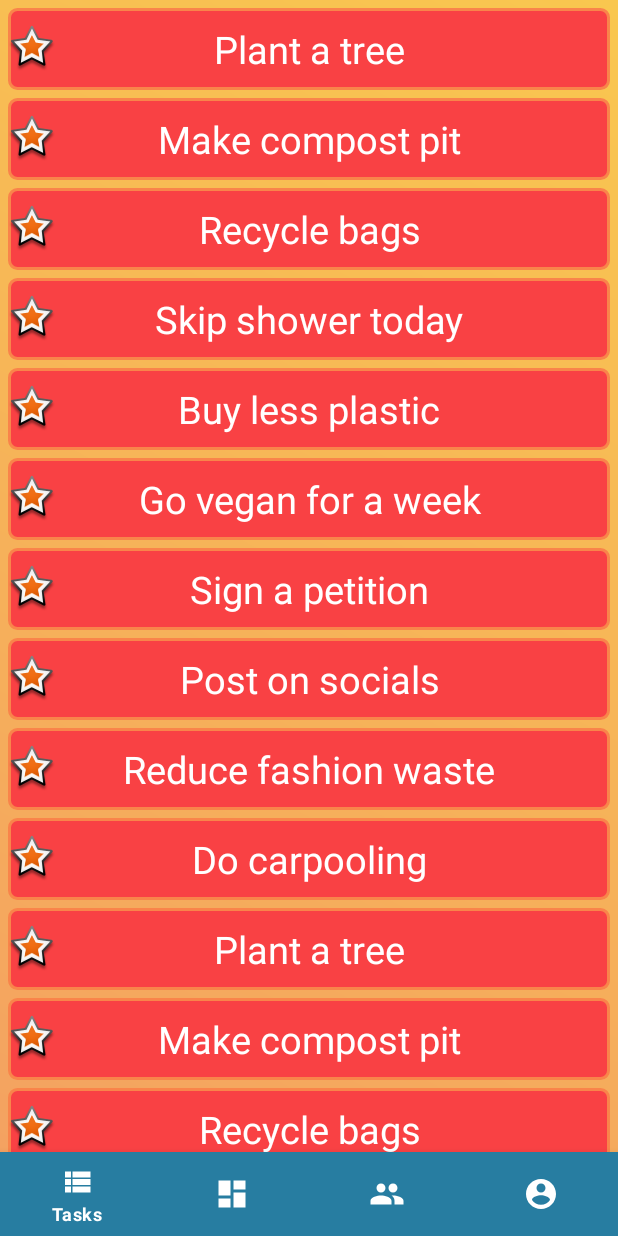
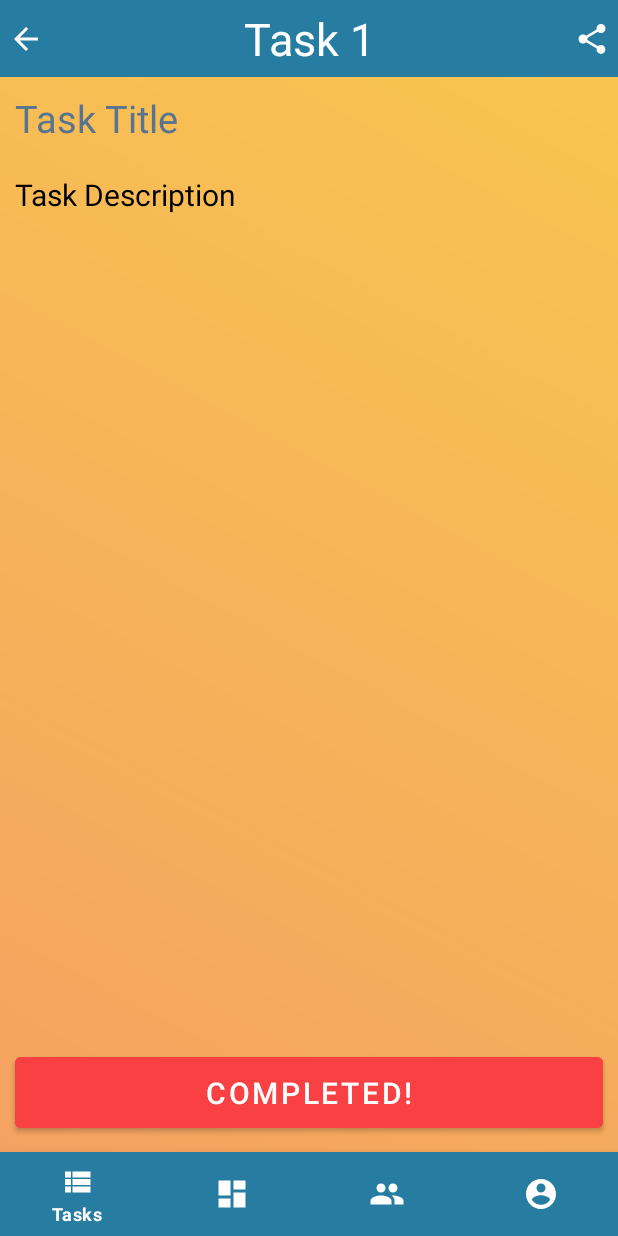
Before and after one commit to mehak2323/Environ, an Android app: the screen it shows after launch (MainActivity), after a tap on "Plant a tree", on a phone screen of 412 x 824 dp. Run offline under Robolectric (Android 15) with nearby library versions, the phone set to English and light mode, and no system bars; our stand-ins replace data binding.

Commit message:
taskDesc,dataBind,onclickFragTask

```diff
--- a/app/src/main/java/com/example/environ/fragments/ProfileFragment.kt
+++ b/app/src/main/java/com/example/environ/fragments/ProfileFragment.kt
@@ -6,10 +6,12 @@ import android.view.LayoutInflater
 import android.view.View
 import android.view.ViewGroup
 import com.example.environ.R
+import com.example.environ.databinding.FragmentProfileBinding
 
 
 class ProfileFragment : Fragment() {
 
+    private lateinit var  profileBinding: FragmentProfileBinding
 
     override fun onCreate(savedInstanceState: Bundle?) {
         super.onCreate(savedInstanceState)
@@ -20,8 +22,12 @@ class ProfileFragment : Fragment() {
         inflater: LayoutInflater, container: ViewGroup?,
         savedInstanceState: Bundle?
     ): View? {
-        // Inflate the layout for this fragment
-        return inflater.inflate(R.layout.fragment_profile, container, false)
+        // Default: Inflate the layout for this fragment
+        //return inflater.inflate(R.layout.fragment_profile, container, false)
+
+        //Data binding
+        profileBinding = FragmentProfileBinding.inflate(inflater, container, false)
+        return profileBinding.root
     }
 
 }
--- a/app/src/main/java/com/example/environ/fragments/TaskFragment.kt
+++ b/app/src/main/java/com/example/environ/fragments/TaskFragment.kt
@@ -5,13 +5,60 @@ import androidx.fragment.app.Fragment
 import android.view.LayoutInflater
 import android.view.View
 import android.view.ViewGroup
-import android.widget.Toast
+//import android.widget.Toast
+//import androidx.appcompat.app.AppCompatActivity
 import androidx.recyclerview.widget.LinearLayoutManager
 import androidx.recyclerview.widget.RecyclerView
 import com.example.environ.R
-import com.example.environ.tasks.TaskItemClicked
+//import com.example.environ.tasks.TaskDescriptionFragment
+
 import com.example.environ.tasks.TaskListAdapter
 
+class TaskFragment : Fragment() {
+
+    override fun onCreate(savedInstanceState: Bundle?) {
+        super.onCreate(savedInstanceState)
+
+    }
+
+    override fun onCreateView(
+        inflater: LayoutInflater, container: ViewGroup?,
+        savedInstanceState: Bundle?
+    ): View? {
+        // Inflate the layout for this fragment
+        return inflater.inflate(R.layout.fragment_task, container, false)
+    }
+
+    override fun onViewCreated(view: View, savedInstanceState: Bundle?) {
+        super.onViewCreated(view, savedInstanceState)
+
+        //RecyclerView Part ...
+        //Add layout manager to recyclerview
+        val recyclerView = getView()?.findViewById<RecyclerView>(R.id.fragment_task_recyclerView)
+        if (recyclerView != null) {
+            recyclerView.layoutManager = LinearLayoutManager(activity)
+        }
+        //define adapter and pass list of strings to it
+        val items = fetchData()
+        val adapter = TaskListAdapter(items)
+        //Add adapter to recyclerView
+        if (recyclerView != null) {
+            recyclerView.adapter = adapter
+        }
+        //....RecyclerView part end
+
+    }
+
+    //List of tasks text to be displayed
+    private fun fetchData(): ArrayList<String> {
+        val list = ArrayList<String>()
+        list += resources.getStringArray(R.array.tasks)
+        return list
+    }
+
+}
+
+/*
 class TaskFragment : Fragment(), TaskItemClicked {
 
     override fun onCreate(savedInstanceState: Bundle?) {
@@ -56,6 +103,16 @@ class TaskFragment : Fragment(), TaskItemClicked {
 
     //RecyclerView item OnClick method:
     override fun onItemClicked(item: String) {
+
+        //Fragment change
+//        val activity = v!!.context as AppCompatActivity
+//
+//        val taskDescriptionFragment = TaskDescriptionFragment(position)
+//        activity.supportFragmentManager.beginTransaction()
+//            .replace(R.id.fragment_task_main_view, taskDescriptionFragment)
+//            .addToBackStack(null).commit()
+
         Toast.makeText(activity, "Task description will be added soon: $item", Toast.LENGTH_LONG).show()
     }
 }
+*/
--- /dev/null
+++ b/app/src/main/java/com/example/environ/tasks/DataTaskDescription.kt
@@ -0,0 +1,8 @@
+package com.example.environ.tasks
+
+open class DataTaskDescription(private val position: Int) {
+
+    fun getTitle(){}
+    fun getDescription(){}
+    fun getPoints(){}
+}
--- /dev/null
+++ b/app/src/main/java/com/example/environ/tasks/TaskDescriptionFragment.kt
@@ -0,0 +1,49 @@
+package com.example.environ.tasks
+
+import android.os.Bundle
+import androidx.fragment.app.Fragment
+import android.view.LayoutInflater
+import android.view.View
+import android.view.ViewGroup
+import com.example.environ.R
+import com.example.environ.databinding.FragmentTaskDescriptionBinding
+import kotlinx.android.synthetic.main.fragment_task_description.*
+
+//import com.example.environ.tasks.DataTaskDescription
+
+class TaskDescriptionFragment(private val position: Int) : Fragment() {
+
+    private lateinit var  taskDescBinding: FragmentTaskDescriptionBinding
+
+    override fun onCreate(savedInstanceState: Bundle?) {
+        super.onCreate(savedInstanceState)
+
+    }
+
+    override fun onCreateView(
+        inflater: LayoutInflater, container: ViewGroup?,
+        savedInstanceState: Bundle?
+    ): View? {
+        // Default: Inflate the layout for this fragment
+        //return inflater.inflate(R.layout.fragment_task_description, container, false)
+
+        //Data binding added
+        taskDescBinding = FragmentTaskDescriptionBinding.inflate(inflater, container, false)
+        return taskDescBinding.root
+    }
+
+    override fun onViewCreated(view: View, savedInstanceState: Bundle?) {
+
+        //Add/change text data here:
+        var posNum = position +1
+        fragment_task_desc_task_num.text= "Task $posNum"
+
+    }
+}
+
+//interface DataTaskDescription() {
+//
+//    fun getTitle(){}
+//    fun getDescription(){}
+//    fun getPoints(){}
+//}
--- a/app/src/main/java/com/example/environ/tasks/TaskListAdapter.kt
+++ b/app/src/main/java/com/example/environ/tasks/TaskListAdapter.kt
@@ -5,9 +5,55 @@ import android.view.LayoutInflater
 import android.view.View
 import android.view.ViewGroup
 import android.widget.TextView
+import androidx.appcompat.app.AppCompatActivity
 import androidx.recyclerview.widget.RecyclerView
 import com.example.environ.R
 
+class TaskListAdapter(private val items: ArrayList<String>):
+    RecyclerView.Adapter<TaskViewHolder>() {
+
+    //Below three functions needed/ suggested on default for adapter class
+    //1: called every time new view appears on screen. It returns a NewsViewHolder
+    override fun onCreateViewHolder(parent: ViewGroup, viewType: Int): TaskViewHolder {
+
+        val view = LayoutInflater.from(parent.context).inflate(R.layout.item_task, parent, false)
+
+        return TaskViewHolder(view)
+    }
+    //2: binds data into the holder
+    override fun onBindViewHolder(holder: TaskViewHolder, @SuppressLint("RecyclerView") position: Int) {
+        val currentItem = items[position]
+        holder.titleView.text = currentItem
+
+        //On Click Listener for recycler view objects, if made in adapter
+        holder.itemView.setOnClickListener { v ->
+
+            //Fragment change
+            val activity = v!!.context as AppCompatActivity
+
+            val taskDescriptionFragment = TaskDescriptionFragment(position)
+            activity.supportFragmentManager.beginTransaction()
+                .replace(R.id.fragment_task_main_view, taskDescriptionFragment)
+                .addToBackStack(null).commit()
+
+            //Toast.makeText(activity, "Task description will be added soon", Toast.LENGTH_LONG).show()
+        }
+
+    }
+    //3: called once to know total number of views
+    override fun getItemCount(): Int {
+        return items.size
+    }
+
+}
+
+//View Holder class
+class TaskViewHolder(itemView: View) : RecyclerView.ViewHolder(itemView){
+    val titleView: TextView = itemView.findViewById(R.id.item_task_title)
+}
+
+
+/*
 class TaskListAdapter(private val items: ArrayList<String>, private val listener: TaskItemClicked):
     RecyclerView.Adapter<TaskViewHolder>() {
 
@@ -33,18 +79,18 @@ class TaskListAdapter(private val items: ArrayList<String>, private val listener
         holder.titleView.text = currentItem
 
         //On Click Listener for recycler view objects, if made in adapter
-//        holder.itemView.setOnClickListener(object: View.OnClickListener{
-//
-//            override fun onClick(v: View?) {
-//                //Fragment change
-//                val activity= v!!.context as AppCompatActivity
-//
-//                val task2DescriptionFragment = Task2DescriptionFragment(position)
-//                activity.supportFragmentManager.beginTransaction().replace(R.id.rec, task2DescriptionFragment ).addToBackStack(null).commit()
-//
-//                Toast.makeText(activity, "Task description will be added soon", Toast.LENGTH_LONG).show()
-//            }
-//        })
+        holder.itemView.setOnClickListener { v ->
+
+            //Fragment change
+            val activity = v!!.context as AppCompatActivity
+
+            val taskDescriptionFragment = TaskDescriptionFragment(position)
+            activity.supportFragmentManager.beginTransaction()
+                .replace(R.id.fragment_task_main_view, taskDescriptionFragment)
+                .addToBackStack(null).commit()
+
+            //Toast.makeText(activity, "Task description will be added soon", Toast.LENGTH_LONG).show()
+        }
 
     }
     //3: called once to know total number of views
@@ -63,3 +109,4 @@ class TaskViewHolder(itemView: View) : RecyclerView.ViewHolder(itemView){
 interface TaskItemClicked{
     fun onItemClicked(item:String)
 }
+*/
--- a/app/src/main/res/drawable-v24/rounded_corner.xml
+++ b/app/src/main/res/drawable-v24/rounded_corner.xml
@@ -2,7 +2,7 @@
 <shape xmlns:android="http://schemas.android.com/apk/res/android" >
     <stroke
         android:width="2dp"
-        android:color="@color/neon_orange" />
+        android:color="@color/yellow_ochre_lightened" />
 
     <solid android:color="@color/permanent_red" />
 
--- /dev/null
+++ b/app/src/main/res/drawable/ic_arrow_back.xml
@@ -0,0 +1,5 @@
+<vector android:autoMirrored="true" android:height="24dp"
+    android:tint="#FFFFFF" android:viewportHeight="24"
+    android:viewportWidth="24" android:width="24dp" xmlns:android="http://schemas.android.com/apk/res/android">
+    <path android:fillColor="@android:color/white" android:pathData="M20,11H7.83l5.59,-5.59L12,4l-8,8 8,8 1.41,-1.41L7.83,13H20v-2z"/>
+</vector>
--- /dev/null
+++ b/app/src/main/res/drawable/ic_share.xml
@@ -0,0 +1,5 @@
+<vector android:height="24dp" android:tint="#FFFFFF"
+    android:viewportHeight="24" android:viewportWidth="24"
+    android:width="24dp" xmlns:android="http://schemas.android.com/apk/res/android">
+    <path android:fillColor="@android:color/white" android:pathData="M18,16.08c-0.76,0 -1.44,0.3 -1.96,0.77L8.91,12.7c0.05,-0.23 0.09,-0.46 0.09,-0.7s-0.04,-0.47 -0.09,-0.7l7.05,-4.11c0.54,0.5 1.25,0.81 2.04,0.81 1.66,0 3,-1.34 3,-3s-1.34,-3 -3,-3 -3,1.34 -3,3c0,0.24 0.04,0.47 0.09,0.7L8.04,9.81C7.5,9.31 6.79,9 6,9c-1.66,0 -3,1.34 -3,3s1.34,3 3,3c0.79,0 1.5,-0.31 2.04,-0.81l7.12,4.16c-0.05,0.21 -0.08,0.43 -0.08,0.65 0,1.61 1.31,2.92 2.92,2.92 1.61,0 2.92,-1.31 2.92,-2.92s-1.31,-2.92 -2.92,-2.92z"/>
+</vector>
--- a/app/src/main/res/layout/fragment_profile.xml
+++ b/app/src/main/res/layout/fragment_profile.xml
@@ -1,10 +1,14 @@
 <?xml version="1.0" encoding="utf-8"?>
-<RelativeLayout
+
+<layout
     xmlns:android="http://schemas.android.com/apk/res/android"
     xmlns:tools="http://schemas.android.com/tools"
+    xmlns:app="http://schemas.android.com/apk/res-auto"
+    >
+
+    <RelativeLayout
         android:layout_width="match_parent"
         android:layout_height="match_parent"
-    xmlns:app="http://schemas.android.com/apk/res-auto"
         tools:context=".fragments.ProfileFragment">
 
         <RelativeLayout
@@ -209,7 +213,7 @@
                     <TextView
                         android:layout_width="wrap_content"
                         android:layout_height="wrap_content"
-                    android:text="Instructions"
+                        android:text="About"
                         android:textColor="@color/headings"
                         android:textSize="13sp" />
 
@@ -229,3 +233,5 @@
         </RelativeLayout>
 
     </RelativeLayout>
+
+</layout>
--- a/app/src/main/res/layout/fragment_task.xml
+++ b/app/src/main/res/layout/fragment_task.xml
@@ -5,6 +5,7 @@
     android:layout_height="match_parent"
     android:background="@drawable/grad"
     xmlns:app="http://schemas.android.com/apk/res-auto"
+    android:id="@+id/fragment_task_main_view"
     tools:context=".fragments.TaskFragment">
 
 
--- /dev/null
+++ b/app/src/main/res/layout/fragment_task_description.xml
@@ -0,0 +1,95 @@
+<?xml version="1.0" encoding="utf-8"?>
+
+<layout
+    xmlns:android="http://schemas.android.com/apk/res/android"
+    xmlns:tools="http://schemas.android.com/tools"
+    xmlns:app="http://schemas.android.com/apk/res-auto"
+    >
+
+    <androidx.constraintlayout.widget.ConstraintLayout
+        android:layout_width="match_parent"
+        android:layout_height="match_parent"
+        android:background="@drawable/grad"
+        tools:context=".tasks.TaskDescriptionFragment">
+
+        <TextView
+            android:id="@+id/fragment_task_desc_task_num"
+            android:layout_width="match_parent"
+            android:layout_height="wrap_content"
+            app:layout_constraintTop_toTopOf="parent"
+            app:layout_constraintLeft_toLeftOf="parent"
+            app:layout_constraintRight_toRightOf="parent"
+            android:textAlignment="center"
+            android:padding="5dp"
+            android:background="@color/cobalt_turquoise"
+            android:textColor="@color/white"
+            android:text="Task Number"
+            android:textSize="30sp"
+            />
+
+        <ImageView
+            android:id="@+id/fragment_task_desc_back"
+            android:layout_width="wrap_content"
+            android:layout_height="wrap_content"
+            android:layout_marginLeft="5dp"
+            app:layout_constraintTop_toTopOf="@+id/fragment_task_desc_task_num"
+            app:layout_constraintLeft_toLeftOf="@+id/fragment_task_desc_task_num"
+            app:layout_constraintBottom_toBottomOf="@+id/fragment_task_desc_task_num"
+            android:src="@drawable/ic_arrow_back"
+            />
+
+        <ImageView
+            android:id="@+id/fragment_task_desc_share"
+            android:layout_width="wrap_content"
+            android:layout_height="wrap_content"
+            android:layout_marginRight="5dp"
+            app:layout_constraintTop_toTopOf="@+id/fragment_task_desc_task_num"
+            app:layout_constraintBottom_toBottomOf="@+id/fragment_task_desc_task_num"
+            app:layout_constraintRight_toRightOf="@+id/fragment_task_desc_task_num"
+            android:src="@drawable/ic_share"
+            />
+
+
+        <TextView
+            android:id="@+id/fragment_task_desc_title"
+            android:layout_width="match_parent"
+            android:layout_height="wrap_content"
+            app:layout_constraintTop_toBottomOf="@+id/fragment_task_desc_task_num"
+            app:layout_constraintLeft_toLeftOf="parent"
+            app:layout_constraintRight_toRightOf="parent"
+            android:padding="10dp"
+            android:textSize="25sp"
+            android:textColor="@color/cerulean_blue"
+            android:text="Task Title" />
+
+        <TextView
+            android:id="@+id/fragment_task_desc_description"
+            android:layout_width="match_parent"
+            android:layout_height="wrap_content"
+            android:padding="10dp"
+            app:layout_constraintTop_toBottomOf="@+id/fragment_task_desc_title"
+            app:layout_constraintLeft_toLeftOf="parent"
+            app:layout_constraintRight_toRightOf="parent"
+            android:textColor="@color/black"
+            android:text="Task Description"
+            android:textSize="20sp"
+            />
+
+        <Button
+            android:id="@+id/fragment_task_desc_completed_button"
+            android:layout_width="match_parent"
+            android:layout_height="wrap_content"
+            app:layout_constraintBottom_toBottomOf="parent"
+            app:layout_constraintLeft_toLeftOf="parent"
+            app:layout_constraintRight_toRightOf="parent"
+            android:padding="10dp"
+            android:layout_margin="10dp"
+            android:text="Completed!"
+            android:textColor="@color/white"
+            android:backgroundTint="@color/permanent_red"
+            android:textSize="20sp"
+            />
+
+    </androidx.constraintlayout.widget.ConstraintLayout>
+
+</layout>
--- a/app/src/main/res/layout/item_task.xml
+++ b/app/src/main/res/layout/item_task.xml
@@ -1,5 +1,6 @@
 <?xml version="1.0" encoding="utf-8"?>
-<androidx.constraintlayout.widget.ConstraintLayout xmlns:android="http://schemas.android.com/apk/res/android"
+<androidx.constraintlayout.widget.ConstraintLayout
+    xmlns:android="http://schemas.android.com/apk/res/android"
     android:layout_width="match_parent"
     android:layout_height="wrap_content"
     xmlns:app="http://schemas.android.com/apk/res-auto">
--- a/app/src/main/res/values-night/themes.xml
+++ b/app/src/main/res/values-night/themes.xml
@@ -3,7 +3,7 @@
     <style name="Theme.Environ" parent="Theme.MaterialComponents.DayNight.NoActionBar">
         <!-- Primary brand color. -->
         <item name="colorPrimary">@color/purple_200</item>
-        <item name="colorPrimaryVariant">@color/purple_700</item>
+        <item name="colorPrimaryVariant">@color/cobalt_turquoise</item>
         <item name="colorOnPrimary">@color/black</item>
         <!-- Secondary brand color. -->
         <item name="colorSecondary">@color/teal_200</item>
--- a/app/src/main/res/values/colors.xml
+++ b/app/src/main/res/values/colors.xml
@@ -8,7 +8,7 @@
     <color name="black">#FF000000</color>
     <color name="white">#FFFFFFFF</color>
 
-    <!--Scheme 1, bigger pallete -->
+    <!--Scheme 1, bigger palette -->
     <color name="cobalt_turquoise">#277DA1</color>
     <color name="cerulean_blue">#577590</color>
     <color name="cool_grey">#4D908E</color>
@@ -20,7 +20,7 @@
     <color name="pale_vermilion">#F3722C</color>
     <color name="permanent_red">#F94144</color>
 
-    <!-- Scheme 2, smaller pallete -->
+    <!-- Scheme 2, smaller palette -->
     <color name="cool_grey_2">#264653</color>
     <color name="peacock_green">#2A9D8F</color>
     <color name="yellow_ochre_2">#E9C46A</color>
--- a/app/src/main/res/values/themes.xml
+++ b/app/src/main/res/values/themes.xml
@@ -3,7 +3,7 @@
     <style name="Theme.Environ" parent="Theme.MaterialComponents.DayNight.NoActionBar">
         <!-- Primary brand color. -->
         <item name="colorPrimary">@color/purple_500</item>
-        <item name="colorPrimaryVariant">@color/purple_700</item>
+        <item name="colorPrimaryVariant">@color/cobalt_turquoise</item>
         <item name="colorOnPrimary">@color/white</item>
         <!-- Secondary brand color. -->
         <item name="colorSecondary">@color/teal_200</item>
```
Also changed, not shown: app/build.gradle (+7 -0 lines). Lines whose indentation alone changed are shown as unchanged.
